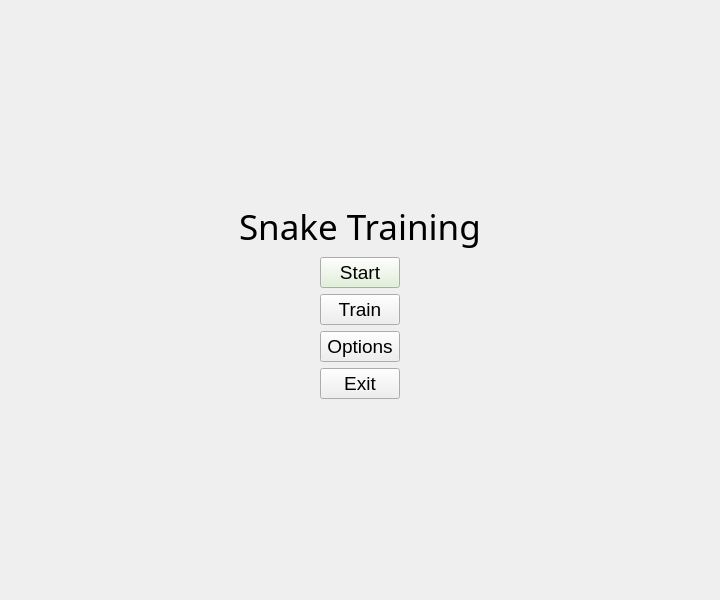
TeodoraMaria/SnakeLearning, file ui/StartMenuScene.ui: the form before one commit.
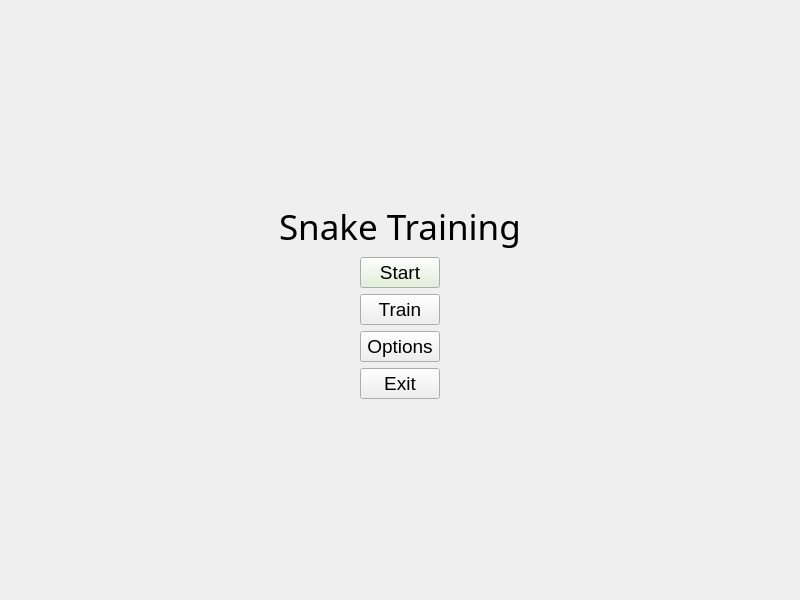
The form after the commit.

Commit message: all windows are the same size now

What changed in the file:
```diff
--- a/ui/StartMenuScene.ui
+++ b/ui/StartMenuScene.ui
@@ -6,7 +6,7 @@
    <rect>
     <x>0</x>
     <y>0</y>
-    <width>720</width>
+    <width>800</width>
     <height>600</height>
    </rect>
   </property>
```
The commit also changes 3 other files.
